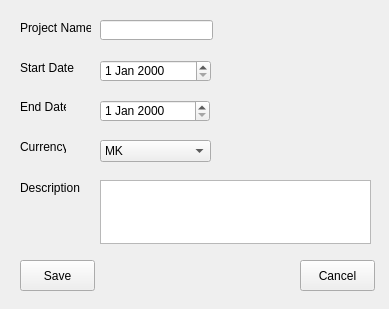
Before: the Qt Designer form open-ihm/gui/designs/ui_newproject.ui in snim2mirror/openihm, drawn with Qt 5.
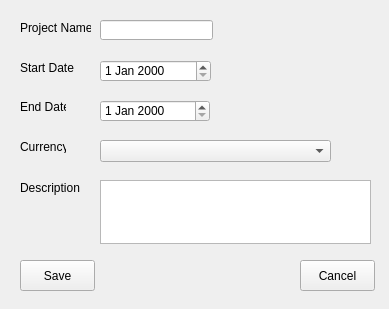
After: the same form once the commit is applied.

What changed in the file:
```diff
--- a/open-ihm/gui/designs/ui_newproject.ui
+++ b/open-ihm/gui/designs/ui_newproject.ui
@@ -155,20 +155,10 @@
     <rect>
      <x>100</x>
      <y>140</y>
-     <width>111</width>
+     <width>231</width>
      <height>22</height>
     </rect>
    </property>
-   <item>
-    <property name="text">
-     <string>MK</string>
-    </property>
-   </item>
-   <item>
-    <property name="text">
-     <string>USD</string>
-    </property>
-   </item>
   </widget>
  </widget>
  <resources/>
```
